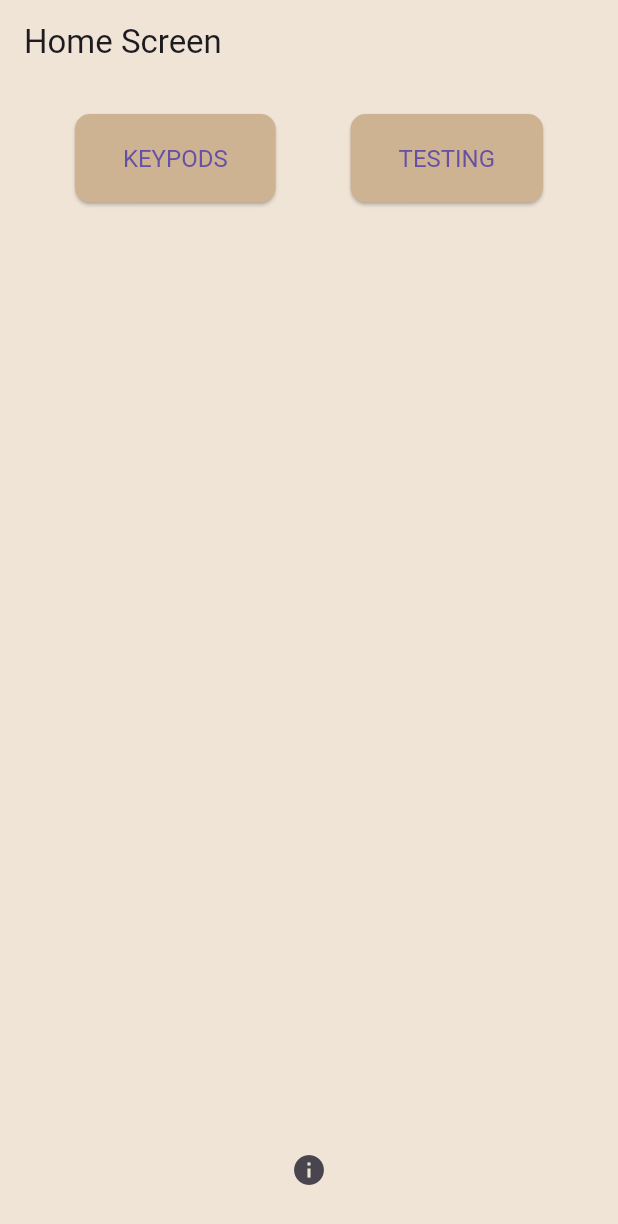
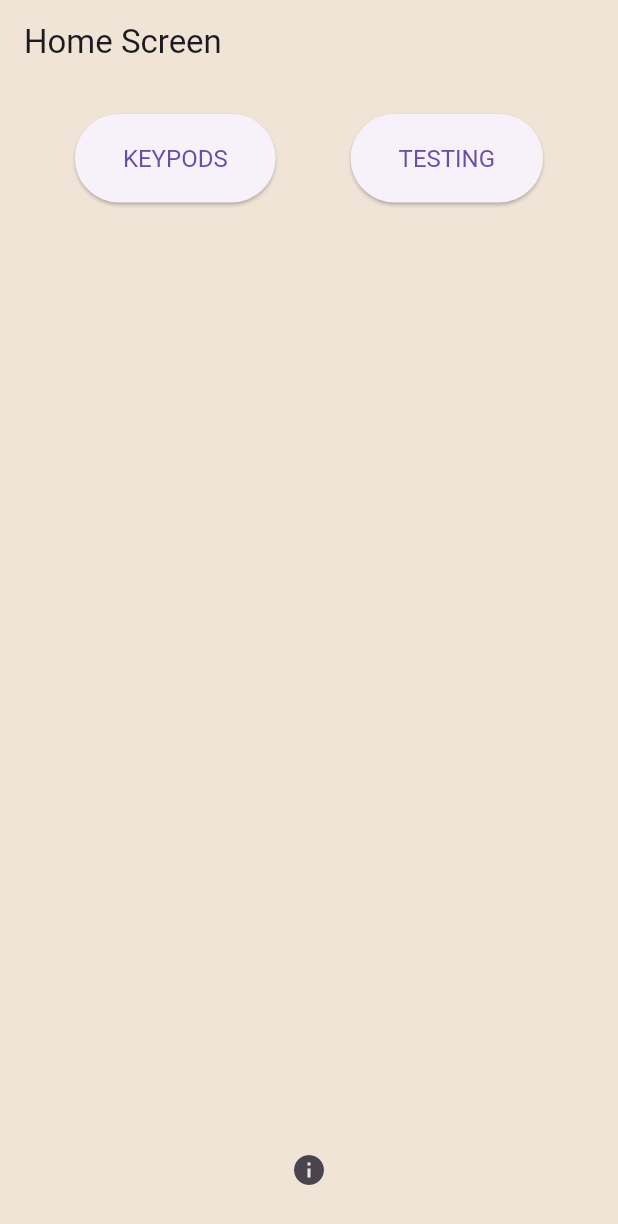
Before and after one commit to anusii/keypod, a Flutter app: the screen it shows after launch, on a phone screen of 412 x 824 dp. Shown: the top 1224 px of the screen. Run offline on Flutter 3.47's test engine with Material 3 defaults, Android fonts, the phone set to English and light mode, and no system bars; our stand-ins replace universal_io; missing offline and left inert: editable, rdflib, solidpod, window_manager.

Commit message:
Stylistic updates.

```diff
--- a/lib/main.dart
+++ b/lib/main.dart
@@ -1,6 +1,6 @@
 /// A basic template app to begin a Solid Pod project.
 ///
-// Time-stamp: <Friday 2024-05-10 11:06:21 +1000 Graham Williams>
+// Time-stamp: <Saturday 2024-05-11 16:28:19 +1000 Graham Williams>
 ///
 /// Copyright (C) 2024, Software Innovation Institute, ANU.
 ///
@@ -29,18 +29,12 @@ import 'package:flutter/material.dart';
 import 'package:keypod/screens/home_page.dart';
 
 import 'package:solidpod/solidpod.dart';
-
 import 'package:window_manager/window_manager.dart';
 
-import 'package:keypod/screens/home.dart';
+import 'package:keypod/screens/home_page.dart';
 import 'package:keypod/utils/is_desktop.dart';
 
 void main() async {
-  // Remove [debugPrint] messages from production code. Comment this out to have
-  // [debugPrint] messages displayed to the console.
-
-  debugPrint = (message, {wrapWidth}) {};
-
   // Suport window size and top placement for desktop apps.
 
   if (isDesktop(PlatformWrapper())) {
@@ -81,50 +75,20 @@ class KeyPod extends StatelessWidget {
   Widget build(BuildContext context) {
     return MaterialApp(
       title: 'Solid Key Pod',
-      theme: ThemeData(
-        // Change the theme for the app here.
-
-        cardTheme: const CardTheme(
-          color: Color(0XFFECEBD9),
-        ),
-
-        elevatedButtonTheme: ElevatedButtonThemeData(
-          style: TextButton.styleFrom(
-            padding: const EdgeInsets.all(10),
-            backgroundColor: const Color(0XFFCDB392),
-            shape: RoundedRectangleBorder(
-              borderRadius: BorderRadius.circular(10),
-            ),
-            textStyle: const TextStyle(
-              color: Colors.white, // TODO 20240105 gjw NOT WORKING.
-            ),
-          ),
-        ),
-      ),
-
-      // Build the app's home widget.
-      //
-      // Because our app requires access to the data stored within the user's
-      // Solid Pod for any of its functionality, we wrap the app's home within
-      // the [SolidLogin] widget with its default [requireLogin] as true to
-      // initiate the user's authentication with the Solid server. The
-      // SolidLogin widget can be tuned to suit the look and feel of the app
-      // with appropraite login images and logo.
-
       home: SolidLogin(
         // Images generated using Bing Image Creator from Designer, powered by
         // DALL-E3.
 
         title: 'MANAGE YOUR SOLID KEY POD',
-        image: AssetImage('assets/images/keypod_image.jpg'),
-        logo: AssetImage('assets/images/keypod_logo.png'),
+        image: const AssetImage('assets/images/keypod_image.jpg'),
+        logo: const AssetImage('assets/images/keypod_logo.png'),
         link: 'https://github.com/anusii/keypod',
         required: false,
-        continueButtonStyle: ContinueButtonStyle(
+        continueButtonStyle: const ContinueButtonStyle(
           tooltip: 'Test changing the tooltip.',
         ),
-        loginButtonStyle: LoginButtonStyle(
-          background: Colors.green,
+        loginButtonStyle: const LoginButtonStyle(
+          background: Colors.lightGreenAccent,
         ),
         child: HomeScreen(),
       ),
```
